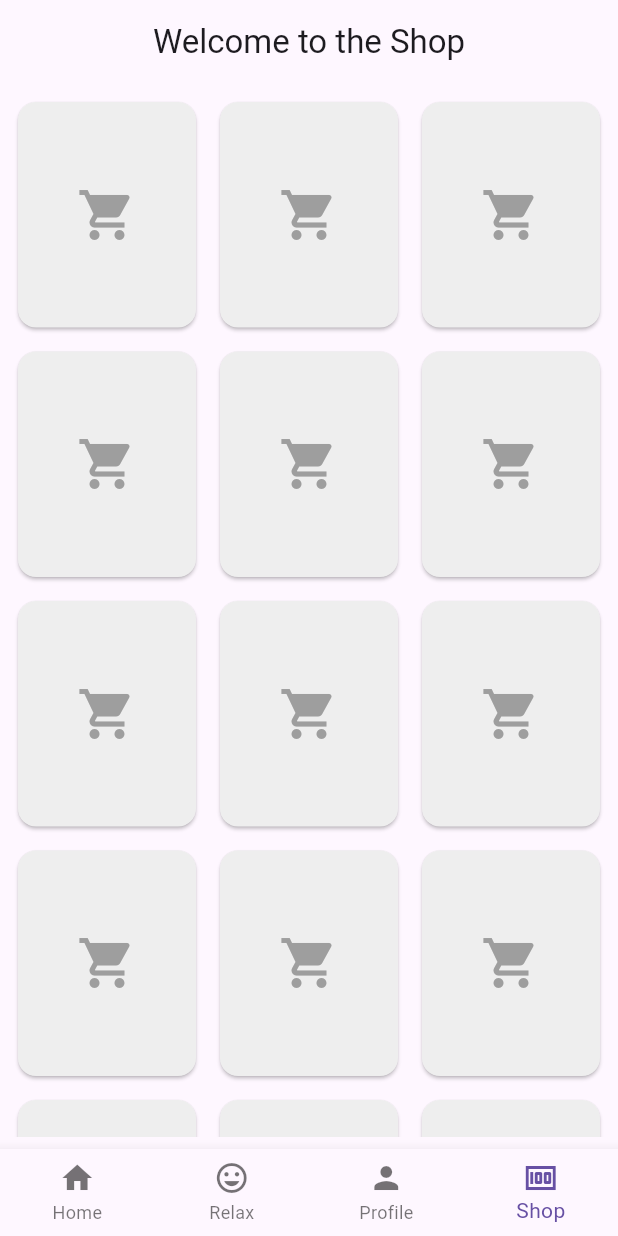
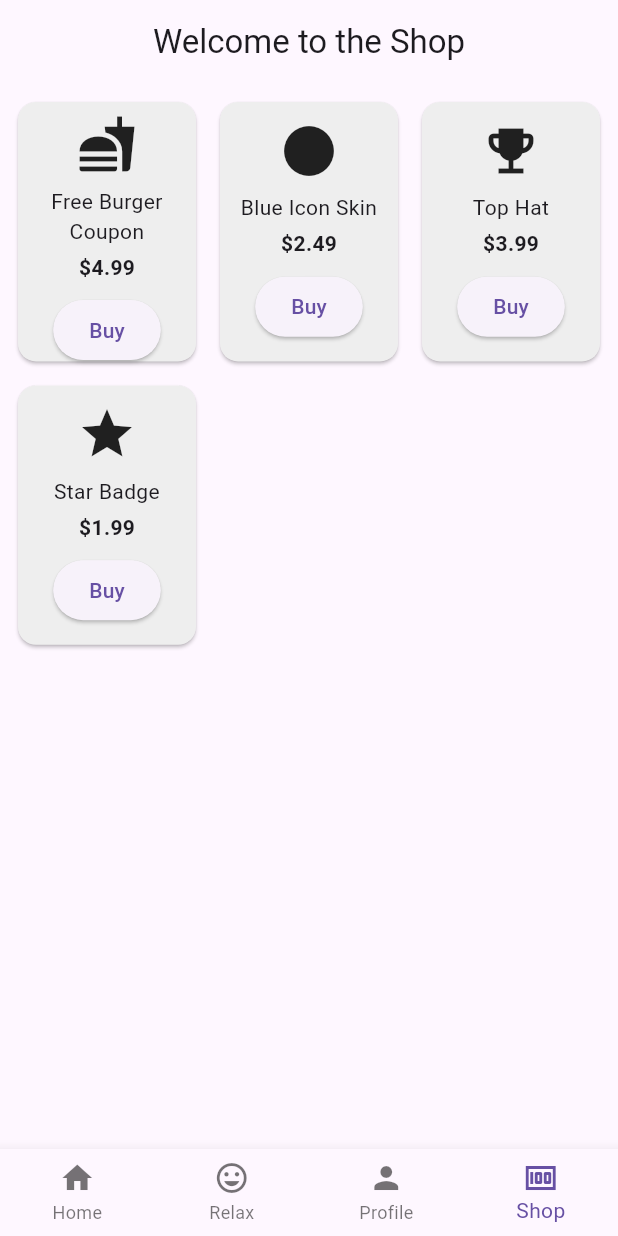
Before and after one commit to CSC-3380-Spring-2025/Team-15, a Flutter app: the screen it shows after launch, item 4 of the bottom bar chosen, on a phone screen of 412 x 824 dp. Run offline on Flutter 3.47's test engine with Material 3 defaults, Android fonts, the phone set to English and light mode, and no system bars.

Commit message:
Added to code here

```diff
--- a/fortis/analysis_options.yaml
+++ b/fortis/analysis_options.yaml
@@ -8,6 +8,8 @@
 # The following line activates a set of recommended lints for Flutter apps,
 # packages, and plugins designed to encourage good coding practices.
 include: package:flutter_lints/flutter.yaml
+dev dependencies:
+  flutter_lints: ^2.0.0
 
 linter:
   # The lint rules applied to this project can be customized in the
--- a/fortis/lib/pages/shop.dart
+++ b/fortis/lib/pages/shop.dart
@@ -5,38 +5,89 @@ class ShopPage extends StatelessWidget {
 
   @override
   Widget build(BuildContext context) {
-    List<String?> items  = List.generate(15, (index) => null); // Placeholder for items
+    final List<ShopItem> items = const [
+      ShopItem(
+        id: 'coupon_food',
+        title: 'Free Burger Coupon',
+        price: 4.99,
+        icon: Icons.fastfood,
+      ),
+      ShopItem(
+        id: 'skin_icon_blue',
+        title: 'Blue Icon Skin',
+        price: 2.49,
+        icon: Icons.circle,
+      ),
+      ShopItem(
+        id: 'hat_top_hat',
+        title: 'Top Hat',
+        price: 3.99,
+        icon: Icons.emoji_events,
+      ),
+      ShopItem(
+        id: 'badge_star',
+        title: 'Star Badge',
+        price: 1.99,
+        icon: Icons.star,
+      ),
+    ];
 
     return Scaffold(
-      appBar: AppBar(title : const Text('Welcome to the Shop'), centerTitle: true),
-      body: Padding(padding: const EdgeInsets.all(8.0),
-      child: GridView.builder(
-        gridDelegate: const SliverGridDelegateWithFixedCrossAxisCount (
-          crossAxisCount: 3, // 3 columns
-          crossAxisSpacing: 8, // space between columns
-          mainAxisSpacing: 8, // space between rows
-          childAspectRatio: 0.8, // width to height ratio
+      appBar: AppBar(title: const Text('Welcome to the Shop'), centerTitle: true),
+      body: Padding(
+        padding: const EdgeInsets.all(8.0),
+        child: GridView.builder(
+          gridDelegate: const SliverGridDelegateWithFixedCrossAxisCount(
+            crossAxisCount: 3,
+            crossAxisSpacing: 8,
+            mainAxisSpacing: 8,
+            childAspectRatio: 0.7,
           ),
-
           itemCount: items.length,
           itemBuilder: (context, index) {
+            final item = items[index];
             return Card(
               color: Colors.grey[200],
-              child: Center(
-                child: items[index] != null ?
-                  Text(
-                    'Item $index',
-                    style: const TextStyle(fontSize: 16),
-                  )
-                : const Icon(
-                  Icons.shopping_cart,
-                  color: Colors.grey,
-                  size: 40,
+              child: Padding(
+                padding: const EdgeInsets.all(8.0),
+                child: Column(
+                  mainAxisAlignment: MainAxisAlignment.center,
+                  children: [
+                    Icon(item.icon, size: 40),
+                    const SizedBox(height: 8),
+                    Text(item.title, textAlign: TextAlign.center, style: const TextStyle(fontSize: 14)),
+                    const SizedBox(height: 4),
+                    Text('\$${item.price.toStringAsFixed(2)}', style: const TextStyle(fontWeight: FontWeight.bold)),
+                    const SizedBox(height: 8),
+                    ElevatedButton(
+                      onPressed: () {
+                        ScaffoldMessenger.of(context).showSnackBar(
+                          SnackBar(content: Text('Purchased ${item.title}!')),
+                        );
+                      },
+                      child: const Text('Buy'),
+                    ),
+                  ],
                 ),
               ),
             );
-          })
-      )
+          },
+        ),
+      ),
     );
   }
 }
+
+class ShopItem {
+  final String id;
+  final String title;
+  final double price;
+  final IconData icon;
+
+  const ShopItem({
+    required this.id,
+    required this.title,
+    required this.price,
+    required this.icon,
+  });
+}
```
